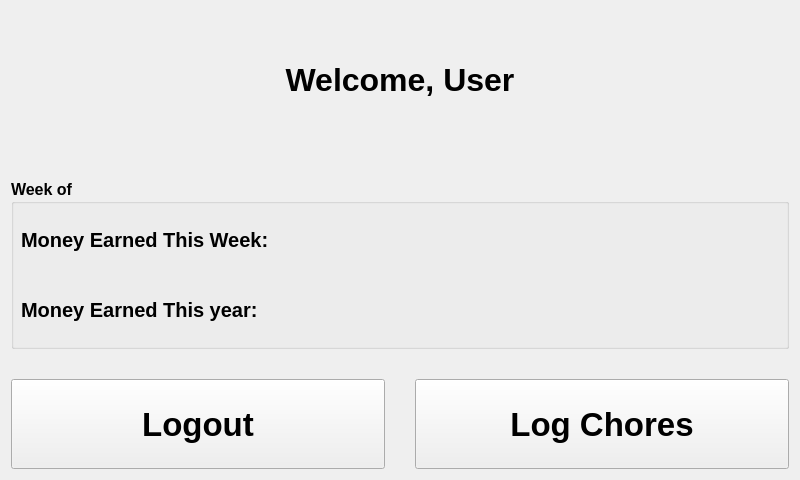
This is UserHome.ui in jplarose/PiChores as Qt 5 draws it before an edit. The edited form follows.
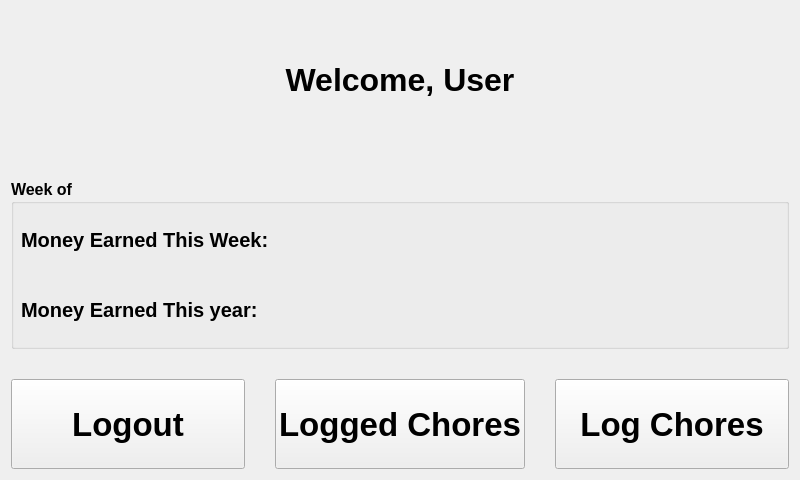
This is the edited form. Icons and pictures are not drawn.

Commit message: Added Logged Chores page for users

```diff
--- a/UserHome.ui
+++ b/UserHome.ui
@@ -604,6 +604,25 @@
        </property>
       </widget>
      </item>
+     <item>
+      <widget class="QPushButton" name="viewloggedchoresbutton">
+       <property name="minimumSize">
+        <size>
+         <width>0</width>
+         <height>90</height>
+        </size>
+       </property>
+       <property name="font">
+        <font>
+         <pointsize>25</pointsize>
+         <bold>true</bold>
+        </font>
+       </property>
+       <property name="text">
+        <string>Logged Chores</string>
+       </property>
+      </widget>
+     </item>
      <item>
       <widget class="QPushButton" name="logChoresButton">
        <property name="minimumSize">
```
The commit also changes 9 other files.
